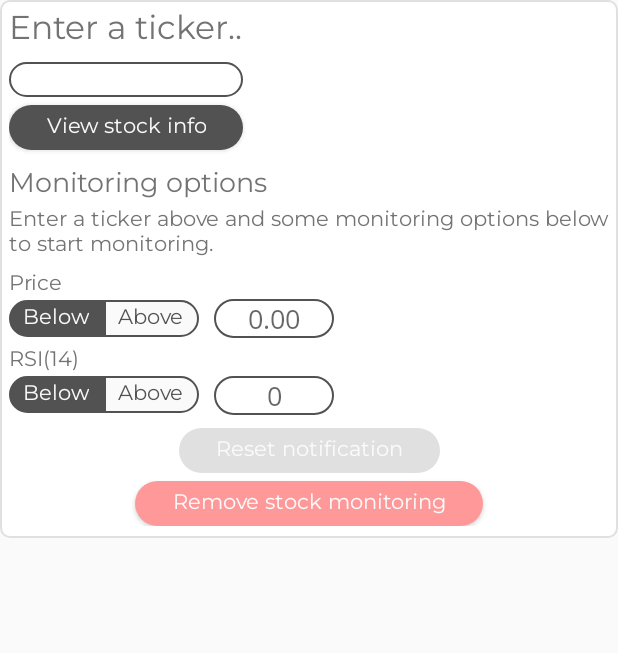
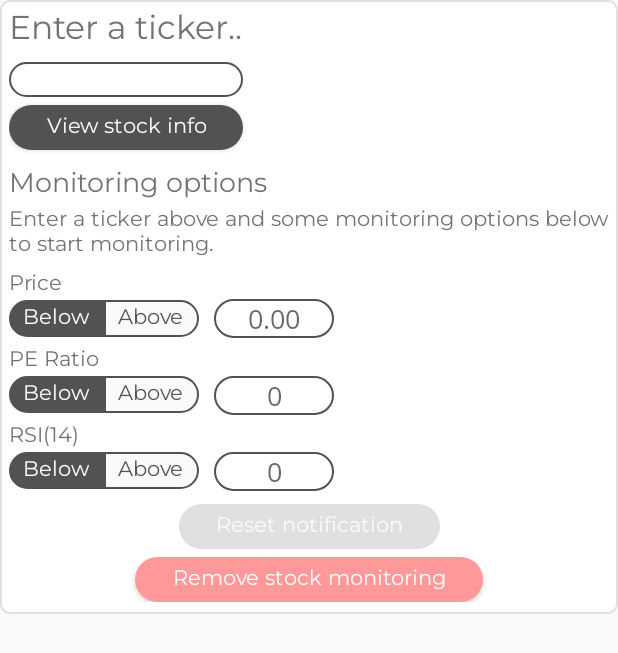
Before and after one commit to rnyholm/skvirrel, an Android app: the layout stock_fragment.xml on its own in the app's theme, with its tools: preview values and no code run, on a phone screen of 412 x 824 dp. Shown: the top 653 px of the screen. Run offline under Robolectric (Android 15) with nearby library versions, the phone set to English and light mode, and no system bars.

Commit message:
#59 Added monitoring for PE ratio

```diff
--- a/app/src/main/res/layout/stock_fragment.xml
+++ b/app/src/main/res/layout/stock_fragment.xml
@@ -146,6 +146,74 @@
         app:layout_constraintBottom_toBottomOf="@id/price_rg"/>
 
     <TextView
+        android:id="@+id/pe_tv"
+        android:layout_width="0dp"
+        android:layout_height="wrap_content"
+        android:layout_marginTop="5dp"
+        android:fontFamily="@font/montserrat"
+        android:text="@string/pe_ratio"
+        android:textColor="@color/colorHeadingText"
+        android:textSize="14sp"
+        app:layout_constraintStart_toStartOf="parent"
+        app:layout_constraintTop_toBottomOf="@id/price_rg" />
+
+    <RadioGroup
+        android:id="@+id/pe_rg"
+        android:layout_width="wrap_content"
+        android:layout_height="wrap_content"
+        android:layout_marginStart="0dp"
+        android:gravity="center_horizontal"
+        android:orientation="horizontal"
+        android:baselineAlignedChildIndex="0"
+        android:baselineAligned="true"
+        app:layout_constraintStart_toStartOf="parent"
+        app:layout_constraintTop_toBottomOf="@id/pe_tv">
+
+        <RadioButton
+            android:id="@+id/pe_below_rb"
+            android:layout_width="wrap_content"
+            android:layout_height="wrap_content"
+            android:layout_gravity="center"
+            android:background="@drawable/radio_button_left_black_selector"
+            android:button="@android:color/transparent"
+            android:checked="true"
+            android:fontFamily="@font/montserrat"
+            android:textSize="14sp"
+            android:text="@string/below"
+            android:textColor="@drawable/radio_button_text_selector"/>
+
+        <RadioButton
+            android:id="@+id/pe_above_rb"
+            android:layout_width="wrap_content"
+            android:layout_height="wrap_content"
+            android:layout_gravity="center"
+            android:background="@drawable/radio_button_right_black_selector"
+            android:button="@android:color/transparent"
+            android:fontFamily="@font/montserrat"
+            android:textSize="14sp"
+            android:text="@string/above"
+            android:textColor="@drawable/radio_button_text_selector"/>
+    </RadioGroup>
+
+    <ax.stardust.skvirrel.component.widget.KeyboardlessEditText
+        android:id="@+id/pe_et"
+        android:layout_width="80dp"
+        android:layout_height="wrap_content"
+        android:layout_marginStart="10dp"
+        android:background="@drawable/input_default"
+        android:ems="10"
+        android:fontFamily="@font/open_sans"
+        android:hint="@string/zero"
+        android:selectAllOnFocus="true"
+        android:singleLine="true"
+        android:textAlignment="center"
+        android:textColor="@color/colorInputText"
+        android:textCursorDrawable="@drawable/input_cursor_default"
+        app:layout_constraintStart_toEndOf="@id/pe_rg"
+        app:layout_constraintTop_toTopOf="@id/pe_rg"
+        app:layout_constraintTop_toBottomOf="@id/pe_tv"/>
+
+    <TextView
         android:id="@+id/rsi_tv"
         android:layout_width="0dp"
         android:layout_height="wrap_content"
@@ -155,7 +223,7 @@
         android:textColor="@color/colorHeadingText"
         android:textSize="14sp"
         app:layout_constraintStart_toStartOf="parent"
-        app:layout_constraintTop_toBottomOf="@id/price_rg" />
+        app:layout_constraintTop_toBottomOf="@id/pe_rg" />
 
     <RadioGroup
         android:id="@+id/rsi_rg"
--- a/app/src/main/res/values/strings.xml
+++ b/app/src/main/res/values/strings.xml
@@ -19,6 +19,7 @@
     <string name="price">Price</string>
     <string name="below">Below</string>
     <string name="above">Above</string>
+    <string name="pe_ratio" translatable="false">PE Ratio</string>
     <string name="rsi" translatable="false">RSI</string>
     <string name="rsi_14" translatable="false">RSI(14)</string>
     <string name="reset_notification">Reset notification</string>
```
Also changed, not shown: app/src/main/java/ax/stardust/skvirrel/fragment/StockFragment.java (+30 -0 lines), app/src/main/java/ax/stardust/skvirrel/monitoring/AbstractMonitoring.java (+11 -2 lines), app/src/main/java/ax/stardust/skvirrel/monitoring/PeMonitoring.java (added, +71 -0 lines), app/src/main/java/ax/stardust/skvirrel/monitoring/StockMonitoring.java (+6 -1 lines), 2 other files.
